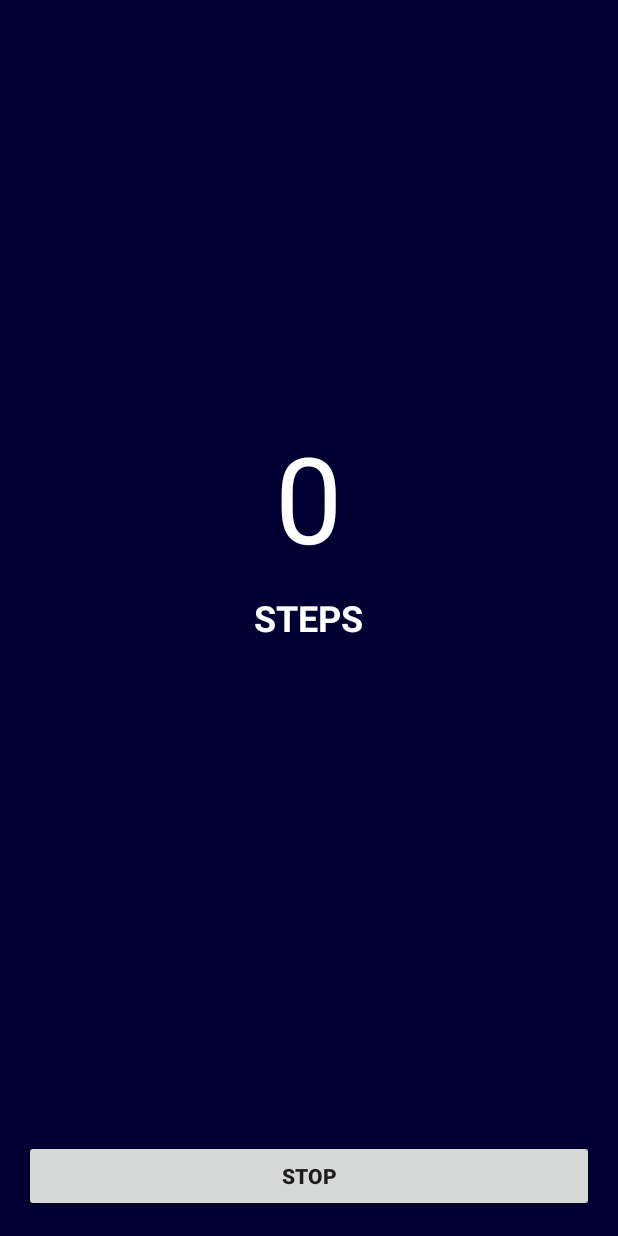
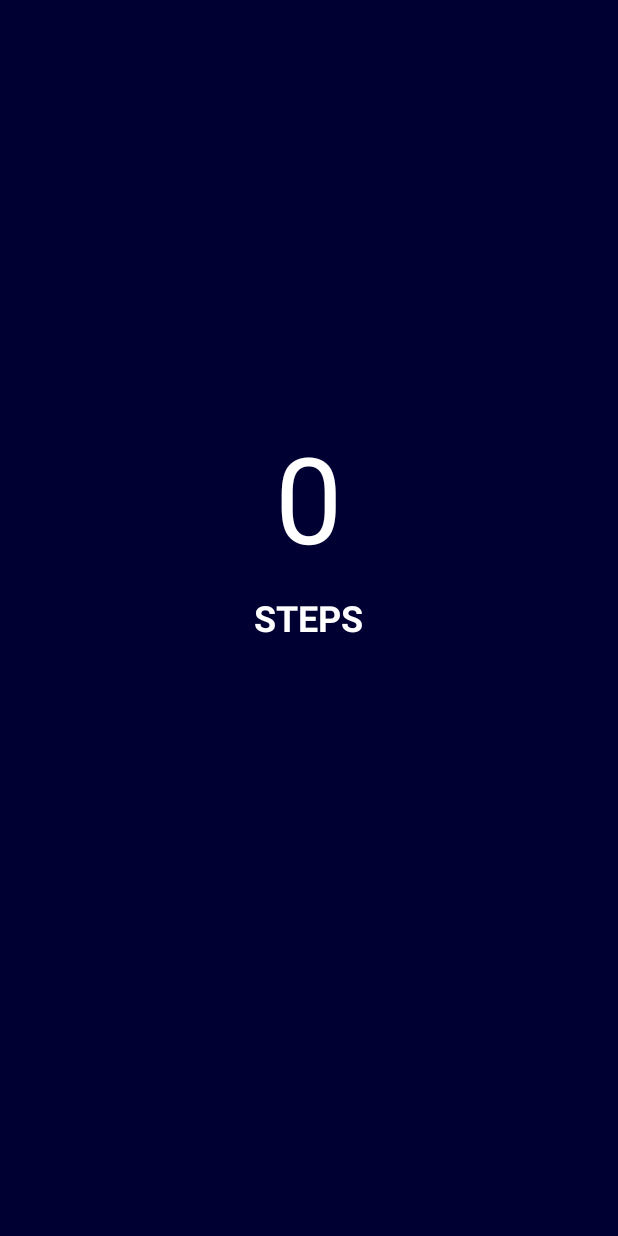
Before and after one commit to dzhan008/realexp, an Android app: the layout activity_location.xml on its own in the app's theme, with its tools: preview values and no code run, on a phone screen of 412 x 824 dp. Run offline under Robolectric (Android 15) with nearby library versions, the phone set to English and light mode, and no system bars.

Commit message:
Minor changes

```diff
--- a/RealEXP/app/src/main/java/realexp/realexp/Main.java
+++ b/RealEXP/app/src/main/java/realexp/realexp/Main.java
@@ -52,7 +52,7 @@ public class Main extends AppCompatActivity {
     }
 
     public void btnLocationA_onClick(View v) {
-        Intent intent = new Intent(this, Location.class);
+        Intent intent = new Intent(this, Pedometer.class);
         startActivity(intent);
     }
 }
--- a/RealEXP/app/src/main/res/layout/activity_location.xml
+++ b/RealEXP/app/src/main/res/layout/activity_location.xml
@@ -4,21 +4,10 @@
     android:paddingRight="@dimen/activity_horizontal_margin"
     android:paddingTop="@dimen/activity_vertical_margin"
     android:paddingBottom="@dimen/activity_vertical_margin"
-    tools:context="realexp.realexp.Location"
+    tools:context="realexp.realexp.Pedometer"
     android:id="@+id/layoutMain"
     android:background="#000032">
 
-
-    <Button
-        android:layout_width="fill_parent"
-        android:layout_height="wrap_content"
-        android:text="STOP"
-        android:id="@+id/btnReset"
-        android:onClick="btnReset_Click"
-        android:layout_alignParentBottom="true"
-        android:layout_alignParentStart="true"
-        android:nestedScrollingEnabled="false"
-        android:textStyle="bold" />
 
     <TextView
         android:layout_width="wrap_content"
--- a/RealEXP/app/src/main/res/menu/menu_location.xml
+++ b/RealEXP/app/src/main/res/menu/menu_location.xml
@@ -1,6 +1,6 @@
 <menu xmlns:android="http://schemas.android.com/apk/res/android"
     xmlns:app="http://schemas.android.com/apk/res-auto"
-    xmlns:tools="http://schemas.android.com/tools" tools:context="realexp.realexp.Location">
+    xmlns:tools="http://schemas.android.com/tools" tools:context="realexp.realexp.Pedometer">
     <item android:id="@+id/action_settings" android:title="@string/action_settings"
         android:orderInCategory="100" app:showAsAction="never" />
 </menu>
```
Also changed, not shown: RealEXP/app/src/main/java/realexp/realexp/Pedometer.java (renamed from RealEXP/app/src/main/java/realexp/realexp/Location.java, +3 -9 lines).
